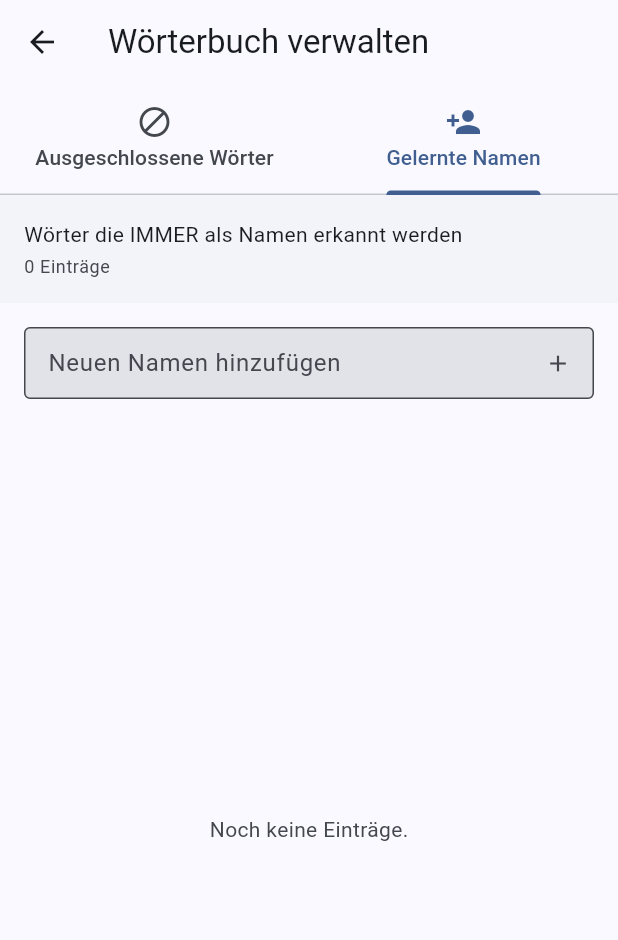
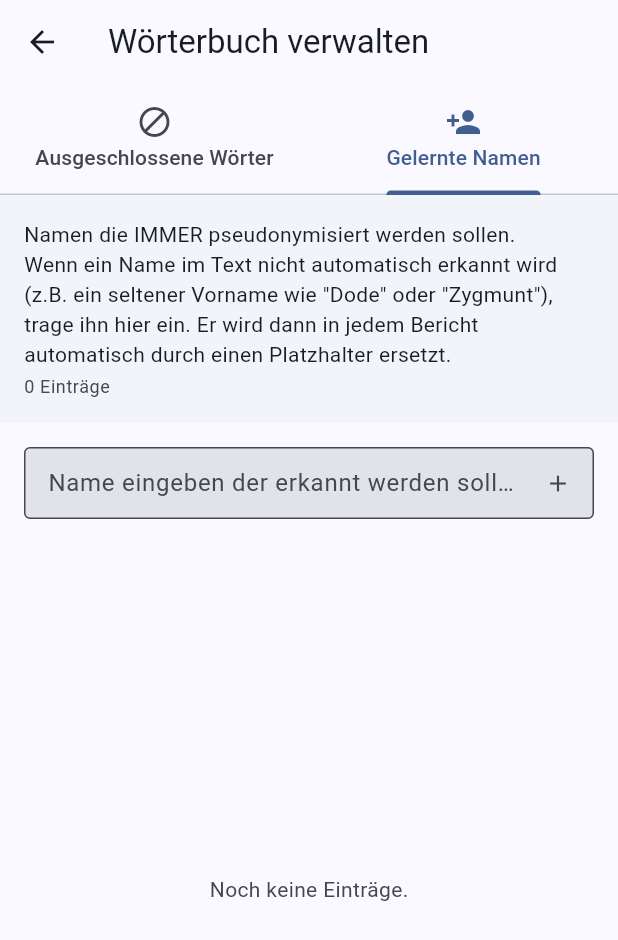
Before and after one commit to miri2577/TeilhabeAssist, a Flutter app: the DictionaryScreen screen opened directly, tab 2 chosen, on a phone screen of 412 x 824 dp. Shown: the top 940 px of the screen. Run offline on Flutter 3.47's test engine with Material 3 defaults, Android fonts, the phone set to English and light mode, and no system bars; our stand-ins replace dio, file_picker, flutter_riverpod, go_router, hive, hive_flutter and 3 more; missing offline and left inert: desktop_drop, pointycastle, syncfusion_flutter_pdf; accounts and stored records are empty; statements that could not run were skipped.

Commit message:
fix: "Herrn Dode" erkennen + Wörterbuch-UI verbessern
- Anrede-Pattern: "Herrn?" statt "Herr" – erkennt jetzt auch
  Dativ/Akkusativ ("Herrn Dode", "von Herrn Müller")
- Wörterbuch-Screen: Ausführliche Erklärungen was "Ausgeschlossene
  Wörter" und "Gelernte Namen" bedeuten mit konkreten Beispielen
- Pseudonymisierungs-Dialog: Klarere Button-Texte
  "Kein Name – nie mehr erkennen" / "Ist ein Name – immer erkennen"

Co-Authored-By: Claude Opus 4.6 (1M context) <noreply@anthropic.com>

```diff
--- a/lib/features/pseudonymization/engine/name_recognizer.dart
+++ b/lib/features/pseudonymization/engine/name_recognizer.dart
@@ -28,7 +28,7 @@ class NameRecognizer {
   Set<String> _excludedWords = {};
 
   static final _anredePattern = RegExp(
-    r'\b(?:Herr|Frau|Hr\.|Fr\.)\s+'
+    r'\b(?:Herrn?|Frau|Hr\.|Fr\.)\s+'
     r'(?:(?:Dr\.|Prof\.|Dipl\.\-?\w+\.?)\s+)?'
     r'([A-ZÄÖÜ][a-zäöüß]+(?:[\s\-][A-ZÄÖÜ][a-zäöüß]+)*)',
   );
--- a/lib/features/pseudonymization/engine/regex_patterns.dart
+++ b/lib/features/pseudonymization/engine/regex_patterns.dart
@@ -43,9 +43,9 @@ class RegexPatterns {
     caseSensitive: false,
   );
 
-  /// Anrede + Name: "Herr Müller", "Frau Dr. Schmidt"
+  /// Anrede + Name: "Herr Müller", "Herrn Dode", "Frau Dr. Schmidt"
   static final anredeName = RegExp(
-    r'\b(?:Herr|Frau|Hr\.|Fr\.)\s+'
+    r'\b(?:Herrn?|Frau|Hr\.|Fr\.)\s+'
     r'(?:(?:Dr\.|Prof\.|Dipl\.\-?\w+\.?)\s+)?'
     r'[A-ZÄÖÜ][a-zäöüß]+(?:\s+[A-ZÄÖÜ][a-zäöüß]+)?',
   );
--- a/lib/features/pseudonymization/ui/pseudonym_preview_screen.dart
+++ b/lib/features/pseudonymization/ui/pseudonym_preview_screen.dart
@@ -336,13 +336,13 @@ class _PseudonymPreviewScreenState
               if (mounted) {
                 ScaffoldMessenger.of(context).showSnackBar(
                   SnackBar(
-                    content: Text('"${mapping.original}" ins Wörterbuch aufgenommen – wird nicht mehr erkannt'),
+                    content: Text('"${mapping.original}" wird ab jetzt NICHT mehr als Name erkannt'),
                   ),
                 );
               }
             },
             icon: const Icon(Icons.block, size: 18),
-            label: const Text('Kein Name (merken)'),
+            label: const Text('Kein Name – nie mehr erkennen'),
           ),
           // Nur diesmal entfernen
           TextButton(
@@ -366,7 +366,7 @@ class _PseudonymPreviewScreenState
               );
             },
             icon: const Icon(Icons.check, size: 18),
-            label: const Text('Ist ein Name (merken)'),
+            label: const Text('Ist ein Name – immer erkennen'),
           ),
         ],
       ),
--- a/lib/features/settings/dictionary_screen.dart
+++ b/lib/features/settings/dictionary_screen.dart
@@ -53,16 +53,23 @@ class _DictionaryScreenState extends ConsumerState<DictionaryScreen>
         children: [
           _buildWordList(
             dictionary.excludedWordsList,
-            'Wörter die NICHT als Namen erkannt werden',
-            'Neues Wort ausschließen',
+            'Wörter die NICHT als Namen erkannt werden sollen.\n'
+            'Wenn die Pseudonymisierung ein normales Wort fälschlich als '
+            'Name markiert (z.B. "Rose", "Werkstatt"), trage es hier ein. '
+            'Es wird dann nie mehr als Name erkannt.',
+            'Wort eingeben das kein Name ist...',
             (word) => dictionary.excludeWord(word),
             (word) => dictionary.removeExcludedWord(word),
             theme,
           ),
           _buildWordList(
             dictionary.learnedNamesList,
-            'Wörter die IMMER als Namen erkannt werden',
-            'Neuen Namen hinzufügen',
+            'Namen die IMMER pseudonymisiert werden sollen.\n'
+            'Wenn ein Name im Text nicht automatisch erkannt wird '
+            '(z.B. ein seltener Vorname wie "Dode" oder "Zygmunt"), '
+            'trage ihn hier ein. Er wird dann in jedem Bericht '
+            'automatisch durch einen Platzhalter ersetzt.',
+            'Name eingeben der erkannt werden soll...',
             (word) => dictionary.learnName(word),
             (word) => dictionary.removeLearnedName(word),
             theme,
```
